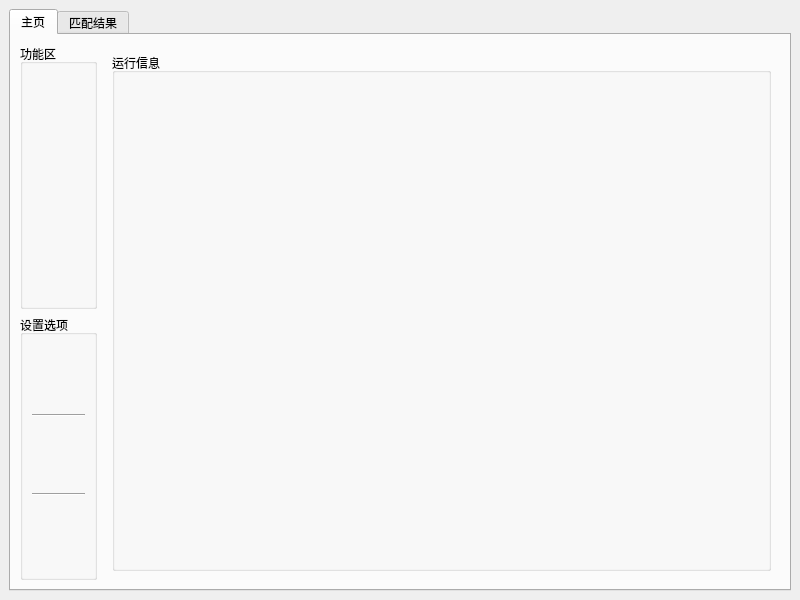
The window that components/window/res/window.ui (PPJUST/ComicDup) describes before a commit, drawn with Qt 5.
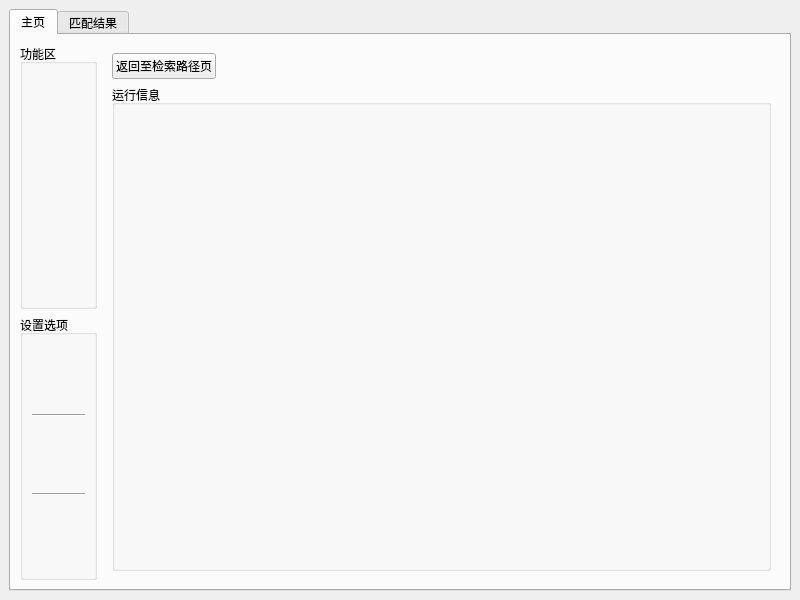
The same window after the commit. The open tabs and pages were chosen to show the change.

Diff of the .ui file:
```diff
--- a/components/window/res/window.ui
+++ b/components/window/res/window.ui
@@ -87,7 +87,31 @@
            </layout>
           </widget>
           <widget class="QWidget" name="page_2">
-           <layout class="QVBoxLayout" name="verticalLayout_2">
+           <layout class="QVBoxLayout" name="verticalLayout_2" stretch="0,1">
+            <item>
+             <layout class="QHBoxLayout" name="horizontalLayout_3">
+              <item>
+               <widget class="QPushButton" name="pushButton_back_to_search_list">
+                <property name="text">
+                 <string>返回至检索路径页</string>
+                </property>
+               </widget>
+              </item>
+              <item>
+               <spacer name="horizontalSpacer">
+                <property name="orientation">
+                 <enum>Qt::Orientation::Horizontal</enum>
+                </property>
+                <property name="sizeHint" stdset="0">
+                 <size>
+                  <width>40</width>
+                  <height>20</height>
+                 </size>
+                </property>
+               </spacer>
+              </item>
+             </layout>
+            </item>
             <item>
              <widget class="QGroupBox" name="groupBox_runtime_info">
               <property name="title">
```
